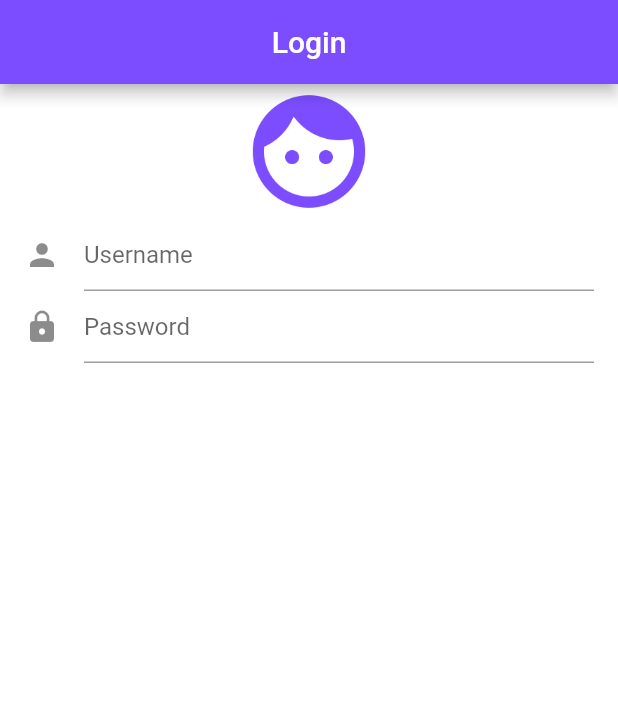
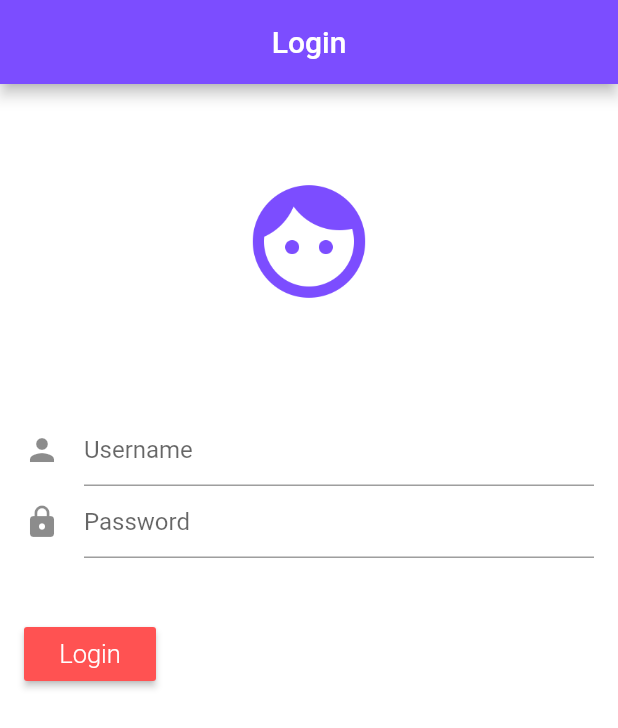
Before and after one commit to cryz97/loginApp_flutter, a Flutter app: the screen it shows after launch, on a phone screen of 412 x 824 dp. Shown: the top 728 px of the screen. Run offline on Flutter 3.47's test engine with Material 2 defaults, Android fonts, the phone set to English and light mode, and no system bars.

Commit message:
buttons, padding

```diff
--- a/lib/ui/login.dart
+++ b/lib/ui/login.dart
@@ -31,6 +31,8 @@ class LoginState extends State<Login> {
         child: new Column(
           children: <Widget>[
 
+            new Padding(padding: EdgeInsets.all(30)),
+
 
             new Image.asset(
               "images/face.png",
@@ -38,6 +40,8 @@ class LoginState extends State<Login> {
               height: 90,
               color: Colors.deepPurpleAccent,
             ),
+
+            new Padding(padding: EdgeInsets.all(35)),
 
             new Container(
               height: 180,
@@ -60,6 +64,25 @@ class LoginState extends State<Login> {
                       icon: new Icon(Icons.lock),
 
                     ),
+                  ),
+
+                  new Padding(padding: new EdgeInsets.all(20)),
+
+                  new Center(
+                    child: new Row(
+                      children: <Widget>[
+                        new Container(
+                          child: new RaisedButton(
+                              onPressed: () => debugPrint("Clicked"),
+                              color: Colors.redAccent,
+                              child: new Text("Login",
+                              style: new TextStyle(color: Colors.white,
+                              fontSize: 17,
+                              fontWeight: FontWeight.w300),),
+                              ),
+                        )
+                      ],
+                    ),
                   )
                 ],
               ),
```
